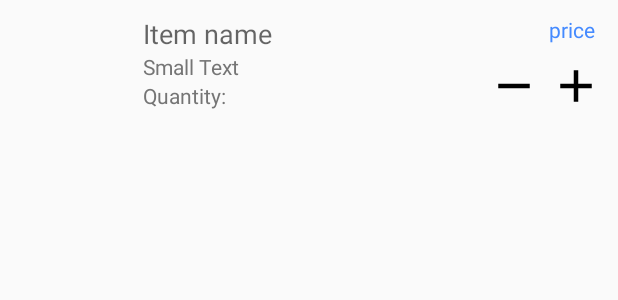
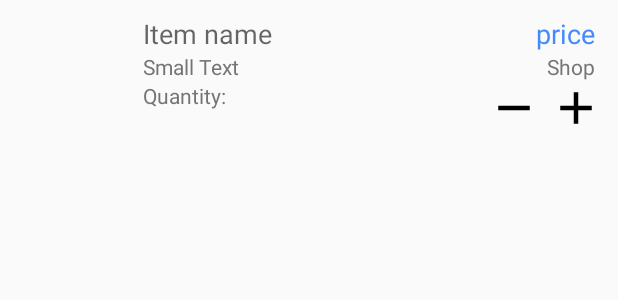
Before and after one commit to lmmediate/android-app, an Android app: the layout item_container.xml on its own in the app's theme, with its tools: preview values and no code run, on a phone screen of 412 x 824 dp. Shown: the top 300 px of the screen. Run offline under Robolectric (Android 15) with nearby library versions, the phone set to English and light mode, and no system bars; network calls fail.

Commit message:
Display shop info in item card.

```diff
--- a/app/src/main/res/layout/item_container.xml
+++ b/app/src/main/res/layout/item_container.xml
@@ -32,17 +32,29 @@
         android:layout_width="wrap_content"
         android:layout_height="wrap_content"
         android:layout_alignParentEnd="true"
-        android:layout_marginLeft="5dp"
-        android:layout_marginRight="5dp"
+        android:layout_marginStart="5dp"
+        android:layout_marginEnd="5dp"
         android:text="@string/defPrice"
+        android:textAppearance="?android:attr/textAppearanceMedium"
+        android:textColor="@color/colorAccent" />
+
+    <TextView
+        android:id="@+id/tvShop"
+        android:layout_below="@id/tvPrice"
+        android:layout_width="wrap_content"
+        android:layout_height="wrap_content"
+        android:layout_alignParentEnd="true"
+        android:layout_marginStart="5dp"
+        android:layout_marginEnd="5dp"
+        android:text="@string/def_shop"
         android:textAppearance="?android:attr/textAppearanceSmall"
-        android:textColor="@color/colorAccent" />
+        android:textColor="@color/colorSecondaryText" />
 
     <LinearLayout
         android:layout_width="wrap_content"
         android:layout_height="wrap_content"
         android:layout_alignParentEnd="true"
-        android:layout_below="@id/tvPrice">
+        android:layout_below="@id/tvShop">
 
         <Button
             android:id="@+id/btnRemove"
@@ -50,7 +62,6 @@
             android:layout_width="36dp"
             android:layout_height="36dp"
             android:layout_marginEnd="5dp"
-            android:layout_marginTop="10dp"
             android:background="@drawable/ic_remove_black_24dp"
             android:clickable="true"
             android:focusable="true"
@@ -61,7 +72,6 @@
             style="?android:attr/buttonBarButtonStyle"
             android:layout_width="36dp"
             android:layout_height="36dp"
-            android:layout_marginTop="10dp"
             android:background="@drawable/ic_add_black_24dp"
             android:clickable="true"
             android:focusable="true"
@@ -73,7 +83,7 @@
         android:layout_below="@id/tvName"
         android:layout_toEndOf="@id/ivItem"
         android:layout_width="match_parent"
-        android:layout_marginEnd="80dp"
+        android:layout_marginEnd="100dp"
         android:orientation="vertical"
         android:layout_height="wrap_content">
         <TextView
--- a/app/src/main/res/values/strings.xml
+++ b/app/src/main/res/values/strings.xml
@@ -47,4 +47,6 @@
     <string name="select_shoplist">Pick a shoplist</string>
     <string name="error_add_item_to_sl">Error adding item to shoplist, please try again.</string>
     <string name="error_removing_item_from_sl">Error removing item from shoplist, please try again.</string>
+    <string name="def_shop">Shop</string>
+    <string name="an_item_from_shop">An item from shop</string>
 </resources>
```
Also changed, not shown: app/src/main/java/com/hes/easysales/easysales/adapters/ItemAdapter.java (+7 -1 lines), app/src/main/res/layout/item_full_specs.xml (+14 -2 lines).
